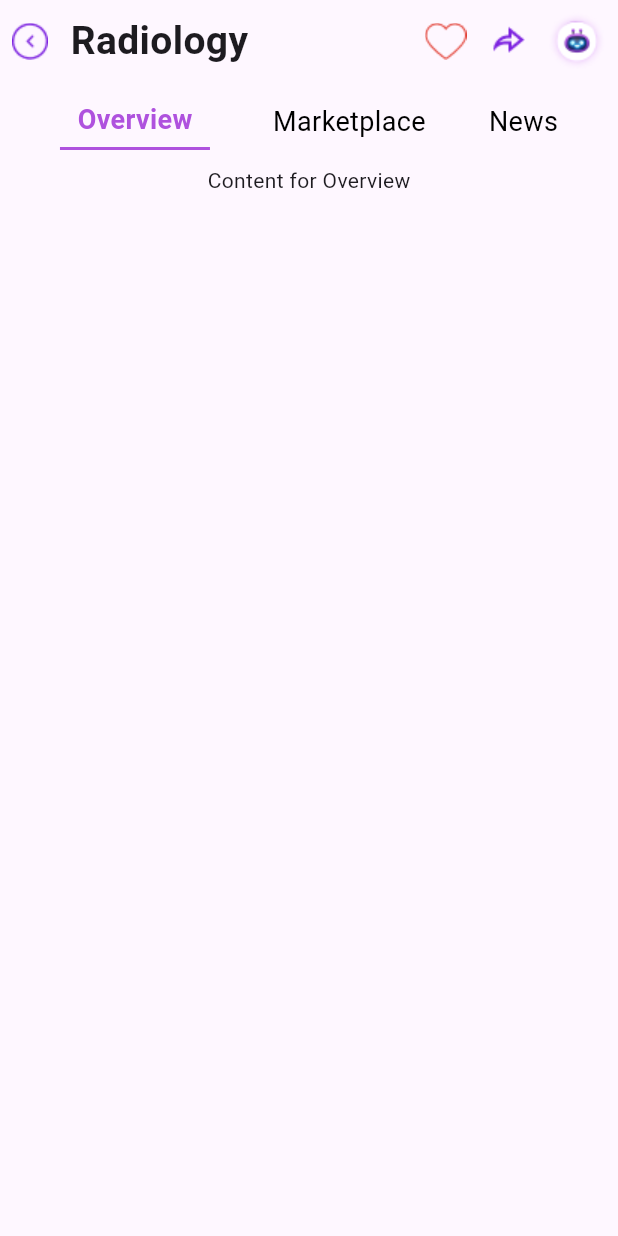
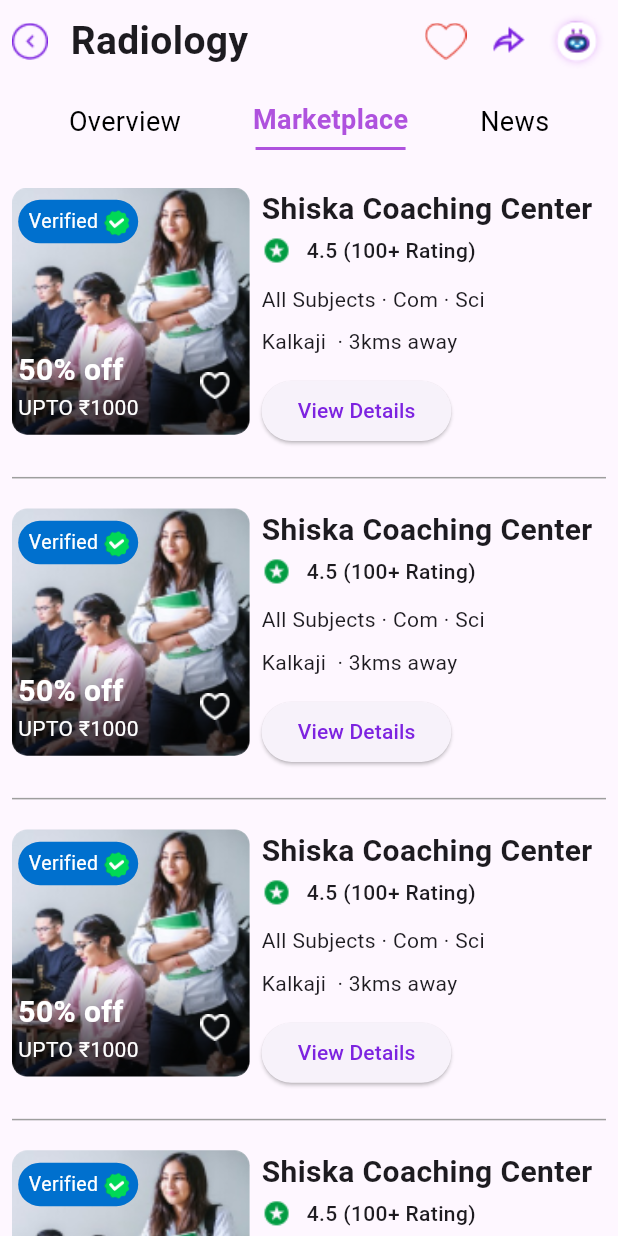
Before and after one commit to adityakumar0707/Ostello_assignment, a Flutter app: the screen it shows after launch, on a phone screen of 412 x 824 dp. Run offline on Flutter 3.47's test engine with Material 3 defaults, Android fonts, the phone set to English and light mode, and no system bars; our stand-ins replace flutter_riverpod.

Commit message:
added riverpod

```diff
--- a/lib/main.dart
+++ b/lib/main.dart
@@ -1,8 +1,9 @@
 import 'package:flutter/material.dart';
+import 'package:flutter_riverpod/flutter_riverpod.dart';
 import 'package:ostello_assignment/screens/MyHomePage.dart';
 
 void main() {
-  runApp(const MyApp());
+  runApp(ProviderScope(child: MyApp()));
 }
 
 class MyApp extends StatelessWidget {
--- /dev/null
+++ b/lib/providers/provider.dart
@@ -0,0 +1,3 @@
+import 'package:flutter_riverpod/flutter_riverpod.dart';
+
+final selectedOptionProvider = StateProvider<String>((ref) => 'Marketplace');
--- a/lib/screens/MyHomePage.dart
+++ b/lib/screens/MyHomePage.dart
@@ -1,17 +1,15 @@
 import 'package:flutter/cupertino.dart';
 import 'package:flutter/material.dart';
 import 'package:flutter/widgets.dart';
+import 'package:flutter_riverpod/flutter_riverpod.dart';
 
-class MyHomePage extends StatefulWidget {
-  @override
-  _MyHomePageState createState() => _MyHomePageState();
-}
+import '../providers/provider.dart';
 
-class _MyHomePageState extends State<MyHomePage> {
-  String selectedOption = 'Overview';
+class MyHomePage extends ConsumerWidget {
 
   @override
-  Widget build(BuildContext context) {
+  Widget build(BuildContext context, WidgetRef ref) {
+    final selectedOption = ref.watch(selectedOptionProvider);
     double width = MediaQuery.of(context).size.width;
     double height = MediaQuery.of(context).size.height;
     return SafeArea(
@@ -45,27 +43,21 @@ class _MyHomePageState extends State<MyHomePage> {
                       title: 'Overview',
                       isSelected: selectedOption == 'Overview',
                       onTap: () {
-                        setState(() {
-                          selectedOption = 'Overview';
-                        });
+                        ref.read(selectedOptionProvider.notifier).state = 'Overview';
                       },
                     ),
                     OptionItem(
                       title: 'Marketplace',
                       isSelected: selectedOption == 'Marketplace',
                       onTap: () {
-                        setState(() {
-                          selectedOption = 'Marketplace';
-                        });
-                      },
-                    ),
+                        print("object");
+                          ref.read(selectedOptionProvider.notifier).state = 'Marketplace';
+                    }),
                     OptionItem(
                       title: 'News',
                       isSelected: selectedOption == 'News',
                       onTap: () {
-                        setState(() {
-                          selectedOption = 'News';
-                        });
+                         ref.read(selectedOptionProvider.notifier).state = 'News';
                       },
                     ),
                   ],
@@ -91,7 +83,7 @@ class _MyHomePageState extends State<MyHomePage> {
                                  Row(
                                    crossAxisAlignment: CrossAxisAlignment.start,
                                    children: [
-                                     Expanded(
+                                     Flexible(
                                        flex: 2,
                                        child: Container(
                                          child: Stack(
@@ -101,15 +93,15 @@ class _MyHomePageState extends State<MyHomePage> {
                                                borderRadius: BorderRadius.circular(10),
                                                child: Image.asset(
                                                  'assets/Rectangle 20041.png',
-                                                 height: 180,
-                                                 width: 250,
-                                                 fit: BoxFit.cover,
+                                                 height: height*0.2,
+                                                 width: height*0.2,
+                                                 fit: BoxFit.fill,
                                                ),
                                              ),
 
                                              Positioned(
-                                               top: 10,
-                                               left: 10,
+                                               top: height*0.01,
+                                               left: width*0.01,
                                                  child: Container(
                                                    padding: EdgeInsets.only(top: 2,bottom: 2,left: 7,right: 2),
                                                    decoration: BoxDecoration(
@@ -129,8 +121,8 @@ class _MyHomePageState extends State<MyHomePage> {
 
                                              ),
                                              Positioned(
-                                               bottom: 0,
-                                               left: 10,
+                                               bottom: height*0.01,
+                                               left: width*0.01,
                                                child: Row(
                                                  crossAxisAlignment: CrossAxisAlignment.center,
                                                  children: [
@@ -147,7 +139,7 @@ class _MyHomePageState extends State<MyHomePage> {
                                                        ),
                                                      ],
                                                    ),
-                                                   SizedBox(width: 40,),
+                                                   SizedBox(width: width*0.1,),
                                                    Column(
                                                      children: [
                                                        Image.asset("assets/Vector (1).png"),
@@ -160,7 +152,7 @@ class _MyHomePageState extends State<MyHomePage> {
                                          ),
                                        ),
                                      ),
-                                     Expanded(
+                                     Flexible(
                                        flex: 3,
                                        child: Padding(
                                          padding: const EdgeInsets.symmetric(horizontal: 8.0),
@@ -185,11 +177,11 @@ class _MyHomePageState extends State<MyHomePage> {
                                                  ),
                                                ],
                                              ),
-                                             SizedBox(height: 10),
+                                             SizedBox(height: height*0.015),
                                              Text('All Subjects · Com · Sci'),
-                                             SizedBox(height: 10),
+                                             SizedBox(height: height*0.01),
                                              Text('Kalkaji  · 3kms away'),
-                                             SizedBox(height: 10),
+                                             SizedBox(height: height*0.015),
                                              ElevatedButton(
                                                onPressed: () {},
                                                child: Text(
@@ -217,7 +209,6 @@ class _MyHomePageState extends State<MyHomePage> {
                        );
                         ;
                   }),
-
                 ],
                 if (selectedOption == 'News') ...[
                   ListView.builder(
@@ -247,7 +238,6 @@ class _MyHomePageState extends State<MyHomePage> {
                           ),
                         );
                       }),
-
                 ],
 
               ],
--- a/pubspec.yaml
+++ b/pubspec.yaml
@@ -35,6 +35,7 @@ dependencies:
   # The following adds the Cupertino Icons font to your application.
   # Use with the CupertinoIcons class for iOS style icons.
   cupertino_icons: ^1.0.6
+  flutter_riverpod: ^2.5.1
 
 dev_dependencies:
   flutter_test:
```
Also changed, not shown: pubspec.lock.
